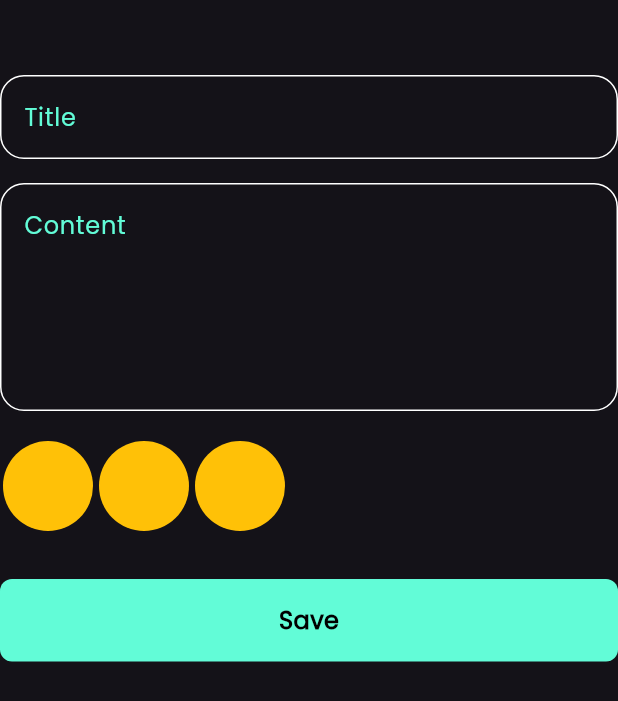
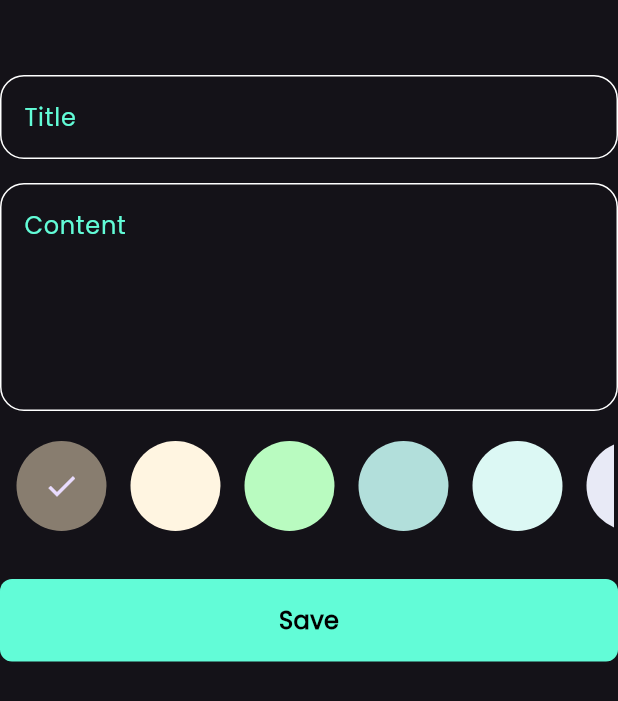
Before and after one commit to Abdelrhman-M98/note_app, a Flutter app: the AddNoteForm widget shown alone on an empty page, opened directly, on a phone screen of 412 x 824 dp. Shown: the top 701 px of the screen. Run offline on Flutter 3.47's test engine with Material 3 defaults, Android fonts, the phone set to English and light mode, and no system bars; our stand-ins replace bloc, flutter_bloc, font_awesome_flutter, hive, hive_flutter; accounts and stored records are empty.

Commit message:
finish choose color for new note

```diff
--- a/lib/Views/Widgets/add_note_form.dart
+++ b/lib/Views/Widgets/add_note_form.dart
@@ -53,7 +53,10 @@ class _AddNoteFormState extends State<AddNoteForm> {
           ),
           const SizedBox(
             height: 60,
-            child: ColorsListView(),
+            child: Padding(
+              padding: EdgeInsets.symmetric(horizontal: 3.0),
+              child: ColorsListView(),
+            ),
           ),
           const SizedBox(
             height: 32,
--- a/lib/Views/Widgets/colors_list_view.dart
+++ b/lib/Views/Widgets/colors_list_view.dart
@@ -1,28 +1,68 @@
 import 'package:flutter/material.dart';
+import 'package:flutter_bloc/flutter_bloc.dart';
+import 'package:note_app/cubits/add_note/add_note_cubit.dart';
+import 'package:note_app/cubits/add_note/add_note_cubit.dart';
 
 class ColorItem extends StatelessWidget {
-  const ColorItem({super.key});
+  const ColorItem({super.key, required this.isActive, required this.color});
+  final bool isActive;
+  final Color color;
 
   @override
   Widget build(BuildContext context) {
-    return const CircleAvatar(
-      radius: 32,
-      backgroundColor: Colors.amber,
-    );
+    return isActive
+        ? CircleAvatar(
+            radius: 32,
+            backgroundColor: color.withOpacity(0.5),
+            child: const Icon(Icons.check),
+          )
+        : CircleAvatar(
+            radius: 32,
+            backgroundColor: color,
+          );
   }
 }
 
-class ColorsListView extends StatelessWidget {
+class ColorsListView extends StatefulWidget {
   const ColorsListView({super.key});
+
+  @override
+  State<ColorsListView> createState() => _ColorsListViewState();
+}
+
+class _ColorsListViewState extends State<ColorsListView> {
+  var currentIndex = 0;
+  List<Color> notePaperColors = [
+    const Color(0xFFFBE7C6), // Soft Peach
+    const Color(0xFFFFF5E1), // Ivory
+    const Color(0xFFB9FBC0), // Mint Green
+    const Color(0xFFB2DFDB), // Aqua Teal
+    const Color(0xFFDCF8F4), // Pale Aqua
+    const Color(0xFFE8EAF6), // Lavender Blue
+  ];
 
   @override
   Widget build(BuildContext context) {
     return ListView.builder(
       scrollDirection: Axis.horizontal,
       itemBuilder: (context, index) {
-        return const ColorItem();
+        return Padding(
+          padding: const EdgeInsets.symmetric(horizontal: 6),
+          child: GestureDetector(
+            onTap: () {
+              currentIndex = index;
+              BlocProvider.of<AddNoteCubit>(context).color =
+                  notePaperColors[index];
+              setState(() {});
+            },
+            child: ColorItem(
+              color: notePaperColors[index],
+              isActive: currentIndex == index,
+            ),
+          ),
+        );
       },
-      itemCount: 3,
+      itemCount: notePaperColors.length,
     );
   }
 }
--- a/lib/Views/Widgets/note_view_body.dart
+++ b/lib/Views/Widgets/note_view_body.dart
@@ -3,7 +3,6 @@ import 'package:flutter_bloc/flutter_bloc.dart';
 import 'package:note_app/Views/Widgets/custom_appbar.dart';
 import 'package:note_app/Views/Widgets/note_list_view.dart';
 import 'package:note_app/cubits/notes_cubit/notes_cubit.dart';
-import 'package:note_app/models/note_model.dart';
 
 class NoteViewBody extends StatefulWidget {
   const NoteViewBody({super.key});
--- a/lib/Views/note_view.dart
+++ b/lib/Views/note_view.dart
@@ -1,8 +1,6 @@
 import 'package:flutter/material.dart';
-import 'package:flutter_bloc/flutter_bloc.dart';
 import 'package:note_app/Views/Widgets/note_bottom_sheet.dart';
 import 'package:note_app/Views/Widgets/note_view_body.dart';
-import 'package:note_app/cubits/notes_cubit/notes_cubit.dart';
 
 class NotesView extends StatelessWidget {
   const NotesView({super.key});
--- a/lib/cubits/add_note/add_note_cubit.dart
+++ b/lib/cubits/add_note/add_note_cubit.dart
@@ -1,3 +1,4 @@
+import 'package:flutter/material.dart';
 import 'package:flutter_bloc/flutter_bloc.dart';
 import 'package:hive_flutter/hive_flutter.dart';
 import 'package:note_app/constants.dart';
@@ -7,9 +8,11 @@ import 'package:note_app/models/note_model.dart';
 class AddNoteCubit extends Cubit<AddNoteState> {
   AddNoteCubit() : super(AddNoteInitial());
 
+  Color color = const Color(0xFFFBE7C6);
   bool isLoading = false;
 
   addNote(NoteModel note) async {
+    note.color = color.value;
     isLoading = true;
     emit(AddNoteLoading());
     try {
```
